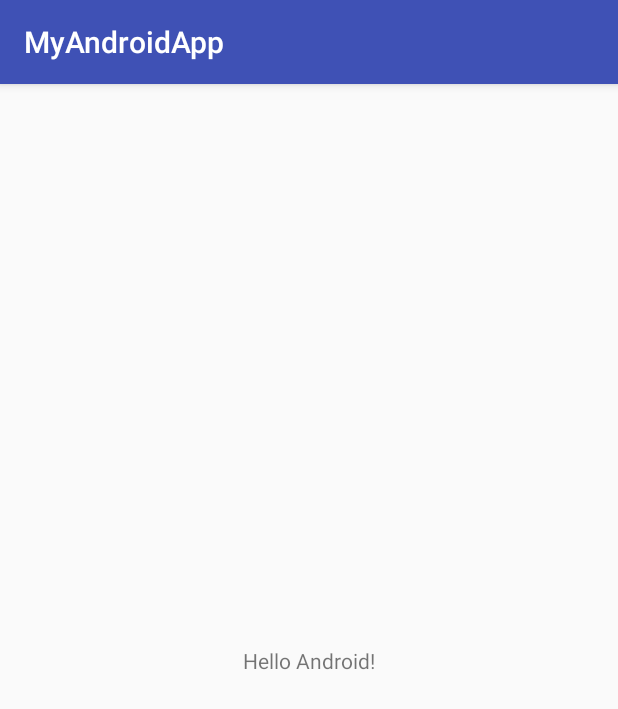
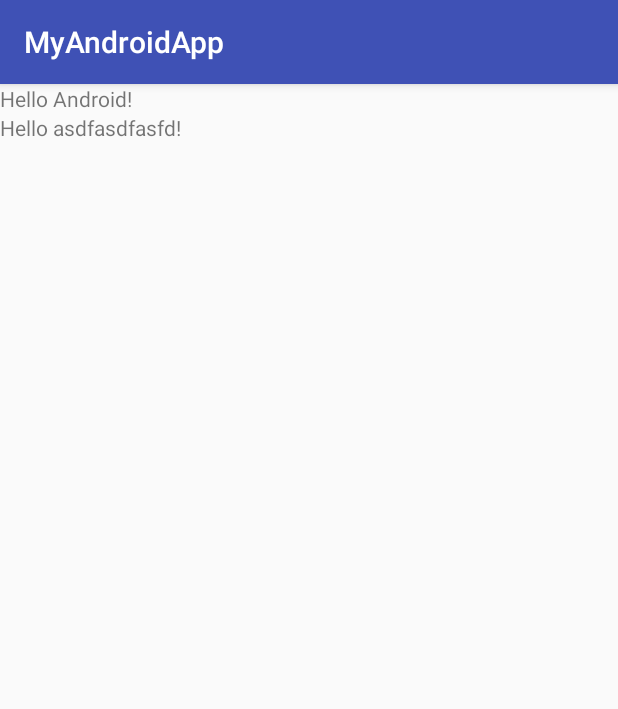
Before and after one commit to pjs12/MyAndroidApp, an Android app: the screen it shows after launch (MainActivity), on a phone screen of 412 x 824 dp. Shown: the top 709 px of the screen. Run offline under Robolectric (Android 15) with nearby library versions, the phone set to English and light mode, and no system bars.

Commit message:
LinearLayout으로 변경하고 Textview추가ㅏ

```diff
--- a/app/src/main/res/layout/activity_main.xml
+++ b/app/src/main/res/layout/activity_main.xml
@@ -1,18 +1,21 @@
 <?xml version="1.0" encoding="utf-8"?>
-<android.support.constraint.ConstraintLayout xmlns:android="http://schemas.android.com/apk/res/android"
+<LinearLayout xmlns:android="http://schemas.android.com/apk/res/android"
     xmlns:app="http://schemas.android.com/apk/res-auto"
     xmlns:tools="http://schemas.android.com/tools"
     android:layout_width="match_parent"
     android:layout_height="match_parent"
+    android:orientation="vertical"
     tools:context="com.hansung.android.myandroidapp.MainActivity">
 
     <TextView
         android:layout_width="wrap_content"
         android:layout_height="wrap_content"
         android:text="Hello Android!"
-        app:layout_constraintBottom_toBottomOf="parent"
-        app:layout_constraintLeft_toLeftOf="parent"
-        app:layout_constraintRight_toRightOf="parent"
-        app:layout_constraintTop_toTopOf="parent" />
+         />
 
-</android.support.constraint.ConstraintLayout>
+    <TextView
+        android:layout_width="wrap_content"
+        android:layout_height="wrap_content"
+        android:text="Hello asdfasdfasfd!"
+        />
+</LinearLayout>
```
